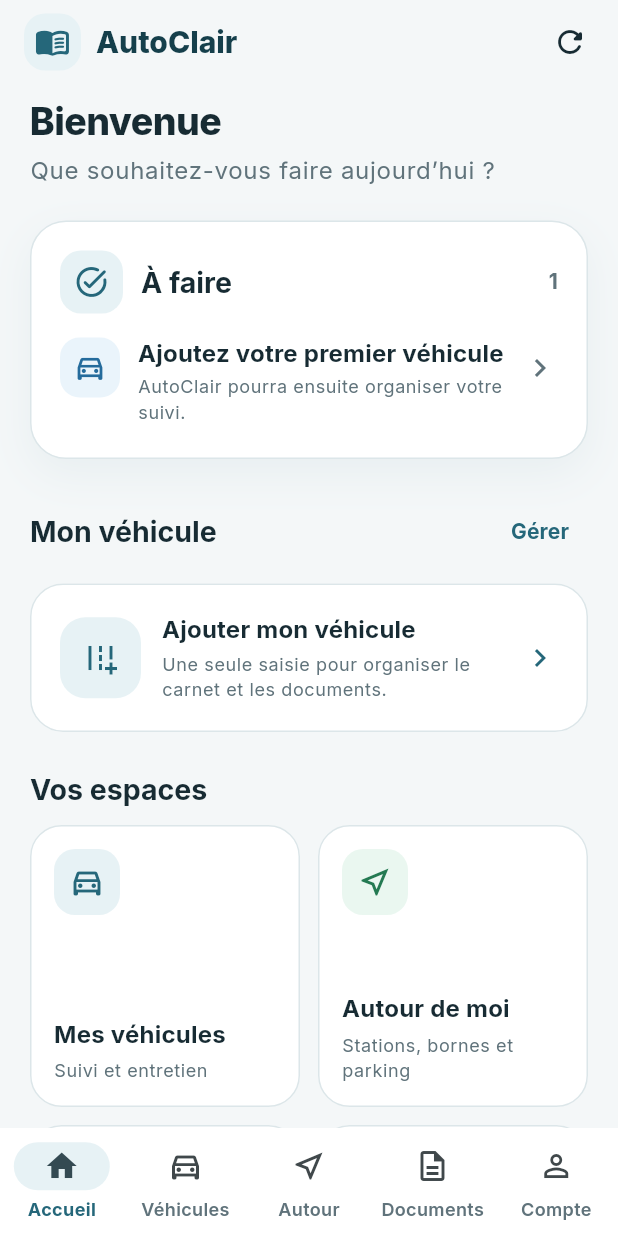
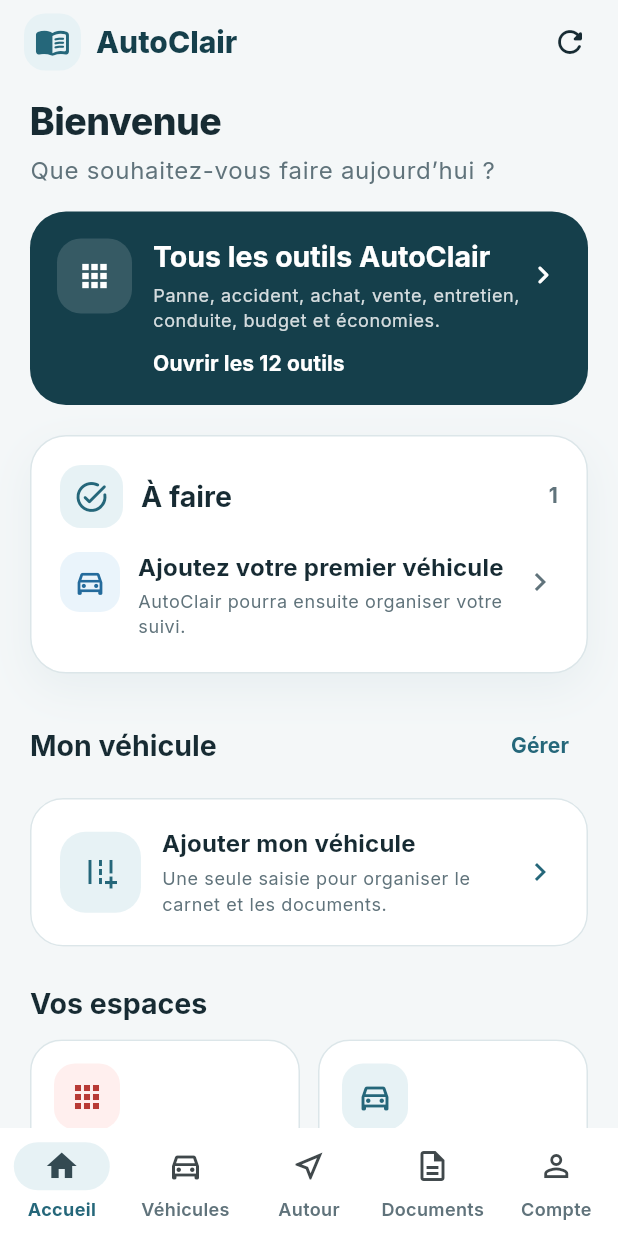
Before and after one commit to mbeloufa/AutoClair-V1, a Flutter app: the screen it shows once a user with an empty profile is signed in, on a phone screen of 412 x 824 dp. Run offline on Flutter 3.47's test engine with Material 3 defaults, Android fonts, the light colour scheme and no system bars; our stand-ins replace file_picker, flutter_local_notifications, flutter_map, flutter_timezone, geolocator, go_router and 6 more; accounts and stored records are empty.

Commit message:
feat(nav): expose all AutoClair tools from home

```diff
--- a/lib/core/router/app_router.dart
+++ b/lib/core/router/app_router.dart
@@ -11,6 +11,7 @@
 import '../../features/documents/document_upload_page.dart';
 import '../../features/eco_driving/eco_driving_page.dart';
 import '../../features/home/account_page.dart';
+import '../../features/home/action_center_page.dart';
 import '../../features/home/history_page.dart';
 import '../../features/home/home_page.dart';
 import '../../features/home/nearby_page.dart';
@@ -101,6 +102,10 @@
         builder: (context, state) => const ForgotPasswordPage(),
       ),
       GoRoute(path: '/home', builder: (context, state) => const HomePage()),
+      GoRoute(
+        path: '/actions',
+        builder: (context, state) => const ActionCenterPage(),
+      ),
       GoRoute(
         path: '/vehicles',
         builder: (context, state) => const VehiclesPage(),
--- a/lib/features/home/home_page.dart
+++ b/lib/features/home/home_page.dart
@@ -343,7 +343,9 @@
                 context,
               ).textTheme.bodyLarge?.copyWith(color: AppColors.textMuted),
             ),
-            const SizedBox(height: 22),
+            const SizedBox(height: 16),
+            _ActionCenterBanner(onTap: () => context.push<void>('/actions')),
+            const SizedBox(height: 20),
             if (_loading && vehicle == null)
               const _LoadingCard(height: 132)
             else if (priorityItems.isNotEmpty)
@@ -384,6 +386,7 @@
               hasVehicle: vehicle != null,
               documentCount: _documents.length,
               onVehicles: () => context.go('/vehicles'),
+              onActions: () => context.push<void>('/actions'),
               onNearby: () => context.go('/nearby'),
               onSavings: () => context.go('/savings'),
               onAnalyze: _openDocumentUpload,
@@ -406,6 +409,75 @@
         ),
       ),
       bottomNavigationBar: const AppBottomNav(currentIndex: 0),
+    );
+  }
+}
+
+class _ActionCenterBanner extends StatelessWidget {
+  const _ActionCenterBanner({required this.onTap});
+
+  final VoidCallback onTap;
+
+  @override
+  Widget build(BuildContext context) {
+    return Material(
+      key: const ValueKey('home-action-center-banner'),
+      color: AppColors.primaryDark,
+      borderRadius: BorderRadius.circular(24),
+      child: InkWell(
+        onTap: onTap,
+        borderRadius: BorderRadius.circular(24),
+        child: Padding(
+          padding: const EdgeInsets.all(18),
+          child: Row(
+            crossAxisAlignment: CrossAxisAlignment.start,
+            children: [
+              Container(
+                width: 50,
+                height: 50,
+                decoration: BoxDecoration(
+                  color: Colors.white.withValues(alpha: 0.14),
+                  borderRadius: BorderRadius.circular(16),
+                ),
+                child: const Icon(Icons.apps_rounded, color: Colors.white),
+              ),
+              const SizedBox(width: 14),
+              Expanded(
+                child: Column(
+                  crossAxisAlignment: CrossAxisAlignment.start,
+                  children: [
+                    Text(
+                      'Tous les outils AutoClair',
+                      style: Theme.of(
+                        context,
+                      ).textTheme.titleLarge?.copyWith(color: Colors.white),
+                    ),
+                    const SizedBox(height: 5),
+                    Text(
+                      'Panne, accident, achat, vente, entretien, conduite, '
+                      'budget et économies.',
+                      style: Theme.of(context).textTheme.bodySmall?.copyWith(
+                        color: Colors.white.withValues(alpha: 0.82),
+                      ),
+                    ),
+                    const SizedBox(height: 10),
+                    Text(
+                      'Ouvrir les 12 outils',
+                      style: Theme.of(
+                        context,
+                      ).textTheme.labelLarge?.copyWith(color: Colors.white),
+                    ),
+                  ],
+                ),
+              ),
+              const Padding(
+                padding: EdgeInsets.only(top: 12),
+                child: Icon(Icons.chevron_right_rounded, color: Colors.white),
+              ),
+            ],
+          ),
+        ),
+      ),
     );
   }
 }
@@ -770,6 +842,7 @@
     required this.hasVehicle,
     required this.documentCount,
     required this.onVehicles,
+    required this.onActions,
     required this.onNearby,
     required this.onSavings,
     required this.onAnalyze,
@@ -779,6 +852,7 @@
   final bool hasVehicle;
   final int documentCount;
   final VoidCallback onVehicles;
+  final VoidCallback onActions;
   final VoidCallback onNearby;
   final VoidCallback onSavings;
   final VoidCallback onAnalyze;
@@ -793,6 +867,16 @@
           spacing: 12,
           runSpacing: 12,
           children: [
+            _HomeMenuTile(
+              key: const ValueKey('home-all-tools-tile'),
+              width: tileWidth,
+              icon: Icons.apps_rounded,
+              title: 'Tous les outils',
+              subtitle: 'Panne, accident, achat, vente et budget',
+              foreground: AppColors.error,
+              background: AppColors.errorSoft,
+              onTap: onActions,
+            ),
             _HomeMenuTile(
               width: tileWidth,
               icon: Icons.directions_car_outlined,
@@ -851,6 +935,7 @@
 
 class _HomeMenuTile extends StatelessWidget {
   const _HomeMenuTile({
+    super.key,
     required this.width,
     required this.icon,
     required this.title,
```
Also changed, not shown: lib/features/home/action_center_page.dart (added, +358 -0 lines), 2 other files.
